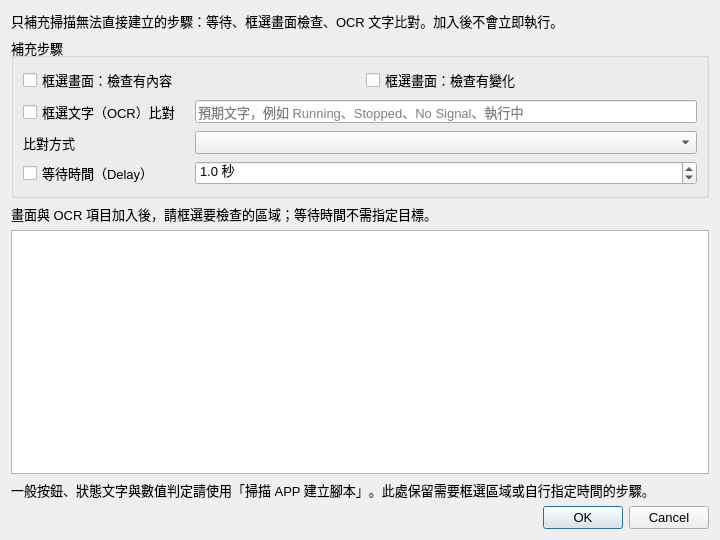
This is source/easy_builder.ui in MarquezLin/boot_cycle_test as Qt 5 draws it before an edit. The edited form follows.
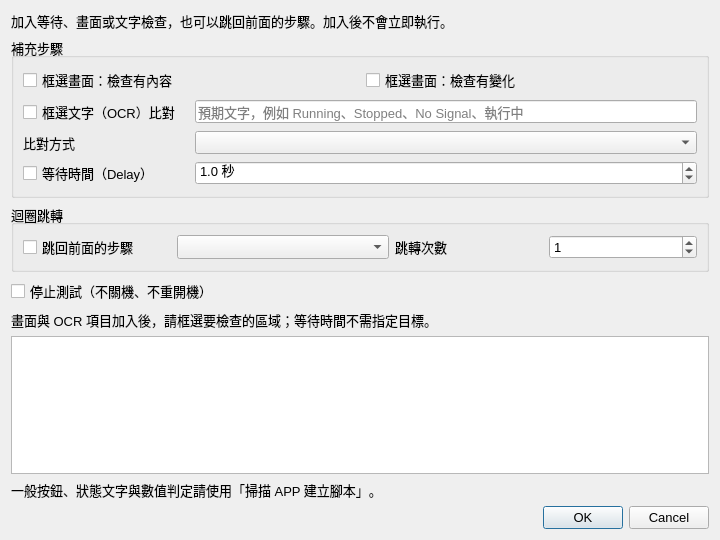
This is the edited form.

Commit message:
Add loop and stop steps to boot test flows
- Add editable loop and stop steps with JSON support, bounded jumps, and per-round logging.
- Run repeatability flows with explicit stop steps without scheduling a relay cycle or Windows restart.
- Update application scanning, Relay Agent shutdown handling, and the sample capture-card flow.

Validation:
- git diff --cached --check passed.
- Build and runtime tests were not run for this commit.

```diff
--- a/source/easy_builder.ui
+++ b/source/easy_builder.ui
@@ -23,7 +23,7 @@
    <item>
     <widget class="QLabel" name="intro">
      <property name="text">
-      <string>只補充掃描無法直接建立的步驟：等待、框選畫面檢查、OCR 文字比對。加入後不會立即執行。</string>
+      <string>加入等待、畫面或文字檢查，也可以跳回前面的步驟。加入後不會立即執行。</string>
      </property>
      <property name="wordWrap">
       <bool>true</bool>
@@ -109,6 +109,26 @@
      </layout>
     </widget>
    </item>
+   <item>
+    <widget class="QGroupBox" name="loopGroup">
+     <property name="title"><string>迴圈跳轉</string></property>
+     <layout class="QHBoxLayout" name="loopLayout">
+      <item><widget class="QCheckBox" name="loopCheck"><property name="text"><string>跳回前面的步驟</string></property></widget></item>
+      <item><widget class="QComboBox" name="loopTargetCombo">
+       <property name="sizeAdjustPolicy"><enum>QComboBox::AdjustToMinimumContentsLengthWithIcon</enum></property>
+       <property name="minimumContentsLength"><number>18</number></property>
+      </widget></item>
+      <item><widget class="QLabel" name="loopCountLabel"><property name="text"><string>跳轉次數</string></property><property name="buddy"><cstring>loopCountSpin</cstring></property></widget></item>
+      <item><widget class="QSpinBox" name="loopCountSpin">
+       <property name="maximum"><number>2147483647</number></property>
+       <property name="value"><number>1</number></property>
+      </widget></item>
+     </layout>
+    </widget>
+   </item>
+   <item><widget class="QCheckBox" name="stopCheck">
+    <property name="text"><string>停止測試（不關機、不重開機）</string></property>
+   </widget></item>
    <item>
     <widget class="QLabel" name="statusLabel">
      <property name="text">
@@ -132,7 +152,7 @@
    <item>
     <widget class="QLabel" name="noteLabel">
      <property name="text">
-      <string>一般按鈕、狀態文字與數值判定請使用「掃描 APP 建立腳本」。此處保留需要框選區域或自行指定時間的步驟。</string>
+      <string>一般按鈕、狀態文字與數值判定請使用「掃描 APP 建立腳本」。</string>
      </property>
      <property name="wordWrap">
       <bool>true</bool>
```
The commit also changes 26 other files.
